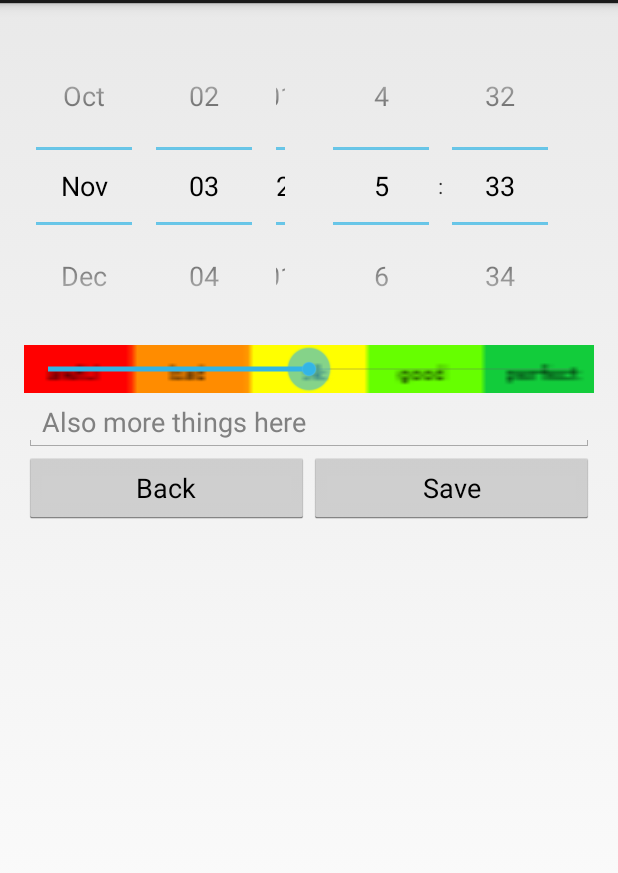
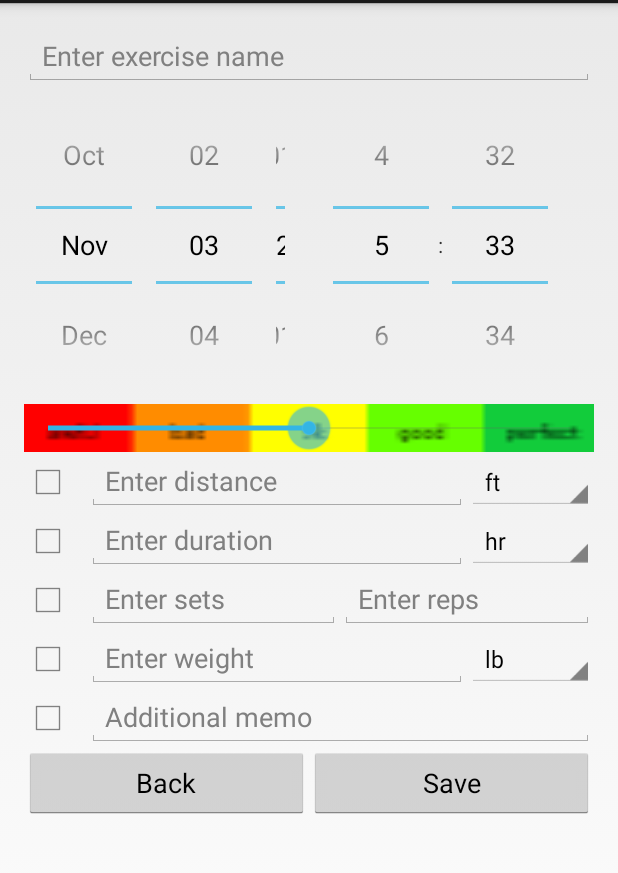
Before and after one commit to yleeAThmc/WorkoutLog, an Android app: the layout entry_custom_workout.xml on its own in the app's theme, with its tools: preview values and no code run, on a phone screen of 412 x 824 dp, the part 69-942 px from its top. Run offline under Robolectric (Android 15) with nearby library versions, the phone set to English and light mode, and no system bars.

Commit message:
Added options in custom workout and added note
for all workout type.

```diff
--- a/WorkoutLog/app/src/main/java/com/cs121/team2/workoutlog/EntryActivity.java
+++ b/WorkoutLog/app/src/main/java/com/cs121/team2/workoutlog/EntryActivity.java
@@ -104,6 +104,9 @@ public class EntryActivity extends Activity {
 
     public void getCustomWorkoutView(View view) {
         setContentView(R.layout.entry_custom_workout);
+        _date = (DatePicker) findViewById(R.id.cardio_date);
+        _time = (TimePicker) findViewById(R.id.cardio_time);
+        _time.setIs24HourView(true);
     }
 
     private void setCardioSubview(View view) {
@@ -190,6 +193,14 @@ public class EntryActivity extends Activity {
         woLog.setDate(woMonth, woDay, woYear, woHour, woMinute);
         woLog.setMood(WOLog.MOOD_ARRAY[_mood.getProgress()]);
 
+        try {
+            Log.e(TAG, "HERE!");
+            _dhInstance.addLog(woLog);
+        } catch (IOException e) {
+            e.printStackTrace();
+        }
+        startWOLogListAct();
+
             /*
 
             EditText dist = (EditText) findViewById(R.id.entry_dist);
@@ -216,24 +227,8 @@ public class EntryActivity extends Activity {
                 return super.onOptionsItemSelected(item);
             }
 
-            WOLog log = new WOLog();
-            log.setType(woType);
-            log.setDate(woMonth, woDay, woYear, woHour, woMinute);
-            log.setDistance(woDist + " " + dist_unit.getSelectedItem().toString());
-            log.setMood(woMood);
-            try {
-                _dhInstance.addLog(log);
-            } catch (IOException e) {
-                e.printStackTrace();
-            }
         */
-        try {
-            Log.e(TAG, "HERE!");
-            _dhInstance.addLog(woLog);
-        } catch (IOException e) {
-            e.printStackTrace();
-        }
-        startWOLogListAct();
+
 
     }
 }
--- a/WorkoutLog/app/src/main/res/layout/entry_cardio.xml
+++ b/WorkoutLog/app/src/main/res/layout/entry_cardio.xml
@@ -12,7 +12,8 @@ tools:context=".EntryActivity">
     <AutoCompleteTextView
         android:id="@+id/cardio_actv"
         android:layout_width="match_parent"
-        android:layout_height="wrap_content" />
+        android:layout_height="wrap_content"
+        android:hint="Search exercise name"/>
 
 
     <LinearLayout
@@ -76,6 +77,13 @@ tools:context=".EntryActivity">
             android:entries="@array/dur_array"/>
     </LinearLayout>
 
+    <EditText
+        android:id="@+id/cardio_memo"
+        android:layout_width="match_parent"
+        android:layout_height="wrap_content"
+        android:hint="Additional memo "
+        android:lines="1"/>
+
     <LinearLayout
         android:layout_width="match_parent"
         android:layout_height="wrap_content">
--- a/WorkoutLog/app/src/main/res/layout/entry_custom_workout.xml
+++ b/WorkoutLog/app/src/main/res/layout/entry_custom_workout.xml
@@ -10,37 +10,147 @@
     tools:context=".EntryActivity"
     android:id="@+id/entry_view">
 
+    <EditText
+        android:layout_width="match_parent"
+        android:layout_height="wrap_content"
+        android:id="@+id/custom_name"
+        android:hint="Enter exercise name"/>
+
     <LinearLayout
         android:layout_width="fill_parent"
         android:layout_height="wrap_content">
         <DatePicker
-            android:id="@+id/entry_date"
+            android:id="@+id/custom_date"
             android:layout_width="0dp"
             android:layout_weight="1"
             android:layout_height="wrap_content"
             android:calendarViewShown="false"/>
 
         <TimePicker
-            android:id="@+id/entry_time"
+            android:id="@+id/custom_time"
             android:layout_width="0dp"
             android:layout_weight="1"
             android:layout_height="wrap_content" />
     </LinearLayout>
 
     <SeekBar
-        android:id="@+id/cardio_mood"
+        android:id="@+id/custom_mood"
         android:layout_width="match_parent"
         android:layout_height="wrap_content"
         android:background="@drawable/bar2"
         android:max="4"
         android:progress="2"/>
 
-    <EditText
-        android:id="@+id/entry_dist"
+    <LinearLayout
         android:layout_width="match_parent"
-        android:layout_height="wrap_content"
-        android:inputType="number"
-        android:hint="Also more things here"/>
+        android:layout_height="wrap_content">
+        <CheckBox
+            android:id="@+id/custom_dist_cbox"
+            android:layout_width="0dp"
+            android:layout_weight="1"
+            android:layout_height="wrap_content" />
+        <EditText
+            android:id="@+id/custom_dist"
+            android:layout_width="0dp"
+            android:layout_weight="6"
+            android:layout_height="wrap_content"
+            android:inputType="number"
+            android:hint="@string/dist_prompt"/>
+        <Spinner
+            android:id="@+id/custom_dist_unit"
+            android:layout_width="0dp"
+            android:layout_weight="2"
+            android:layout_height="wrap_content"
+            android:entries="@array/length_array"/>
+    </LinearLayout>
+
+    <LinearLayout
+        android:layout_width="fill_parent"
+        android:layout_height="wrap_content">
+        <CheckBox
+            android:id="@+id/custom_dur_cbox"
+            android:layout_width="0dp"
+            android:layout_weight="1"
+            android:layout_height="wrap_content" />
+        <EditText
+            android:id="@+id/custom_dur"
+            android:layout_width="0dp"
+            android:layout_weight="6"
+            android:layout_height="wrap_content"
+            android:inputType="number"
+            android:hint="@string/dur_prompt"/>
+        <Spinner
+            android:id="@+id/custom_dur_unit"
+            android:layout_width="0dp"
+            android:layout_weight="2"
+            android:layout_height="wrap_content"
+            android:entries="@array/dur_array"/>
+    </LinearLayout>
+
+    <LinearLayout
+        android:layout_width="match_parent"
+        android:layout_height="wrap_content">
+        <CheckBox
+            android:id="@+id/custom_sets_reps_cbox"
+            android:layout_width="0dp"
+            android:layout_weight="1"
+            android:layout_height="wrap_content" />
+        <EditText
+            android:id="@+id/custom_sets"
+            android:layout_width="0dp"
+            android:layout_weight="4"
+            android:layout_height="wrap_content"
+            android:inputType="number"
+            android:hint="Enter sets"/>
+        <EditText
+            android:id="@+id/custom_reps"
+            android:layout_width="0dp"
+            android:layout_weight="4"
+            android:layout_height="wrap_content"
+            android:inputType="number"
+            android:hint="Enter reps"/>
+    </LinearLayout>
+
+    <LinearLayout
+        android:layout_width="fill_parent"
+        android:layout_height="wrap_content">
+        <CheckBox
+            android:id="@+id/custom_weight_cbox"
+            android:layout_width="0dp"
+            android:layout_weight="1"
+            android:layout_height="wrap_content" />
+        <EditText
+            android:id="@+id/custom_weight"
+            android:layout_width="0dp"
+            android:layout_weight="6"
+            android:layout_height="wrap_content"
+            android:inputType="number"
+            android:hint="@string/wgt_prompt"/>
+        <Spinner
+            android:id="@+id/custom_weight_unit"
+            android:layout_width="0dp"
+            android:layout_weight="2"
+            android:layout_height="wrap_content"
+            android:entries="@array/weight_array"/>
+    </LinearLayout>
+
+    <LinearLayout
+        android:layout_width="match_parent"
+        android:layout_height="wrap_content">
+        <CheckBox
+            android:id="@+id/custom_memo_cbox"
+            android:layout_width="0dp"
+            android:layout_weight="1"
+            android:layout_height="wrap_content" />
+        <EditText
+            android:id="@+id/custom_memo"
+            android:layout_width="0dp"
+            android:layout_weight="8"
+            android:layout_height="wrap_content"
+            android:hint="Additional memo"
+            android:lines="1"/>
+
+    </LinearLayout>
 
     <LinearLayout
         android:layout_width="match_parent"
--- a/WorkoutLog/app/src/main/res/layout/entry_strength.xml
+++ b/WorkoutLog/app/src/main/res/layout/entry_strength.xml
@@ -13,7 +13,8 @@
     <AutoCompleteTextView
         android:id="@+id/strength_actv"
         android:layout_width="match_parent"
-        android:layout_height="wrap_content" />
+        android:layout_height="wrap_content"
+        android:hint="Search exercise name"/>
 
     <LinearLayout
         android:layout_width="fill_parent"
@@ -40,18 +41,24 @@
         android:max="4"
         android:progress="2"/>
 
+    <LinearLayout
+        android:layout_width="match_parent"
+        android:layout_height="wrap_content">
         <EditText
             android:id="@+id/strength_sets"
-        android:layout_width="match_parent"
+            android:layout_width="0dp"
+            android:layout_weight="1"
             android:layout_height="wrap_content"
             android:inputType="number"
-        android:hint="Sets"/>
+            android:hint="Enter sets"/>
         <EditText
             android:id="@+id/strength_reps"
-        android:layout_width="match_parent"
+            android:layout_width="0dp"
+            android:layout_weight="1"
             android:layout_height="wrap_content"
             android:inputType="number"
-        android:hint="Reps"/>
+            android:hint="Enter reps"/>
+    </LinearLayout>
 
     <LinearLayout
         android:layout_width="fill_parent"
@@ -70,7 +77,12 @@
             android:layout_height="wrap_content"
             android:entries="@array/weight_array"/>
     </LinearLayout>
-
+    <EditText
+        android:id="@+id/strength_memo"
+        android:layout_width="match_parent"
+        android:layout_height="wrap_content"
+        android:hint="Additional memo "
+        android:lines="1"/>
 
     <LinearLayout
         android:layout_width="match_parent"
```
Lines whose indentation alone changed are shown as unchanged.
